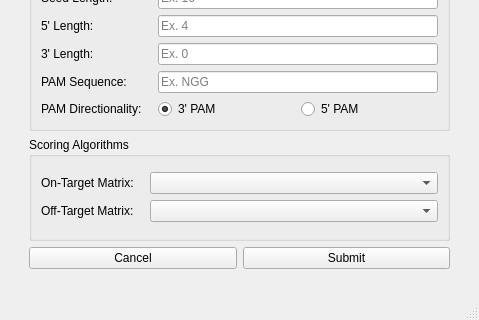
The window that newendonuclease.ui (TrinhLab/CASPERapp) describes before a commit, drawn with Qt 5; both pictures show x 0 to 479 and y 225 to 545 of the 479 by 545 pixel window.
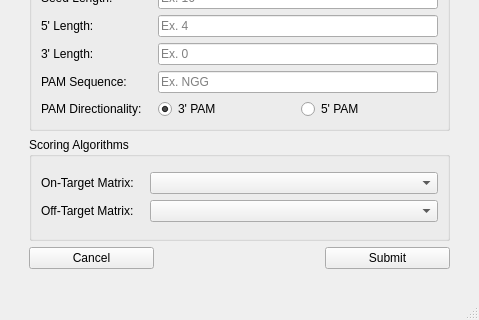
The same window after the commit.

What changed in the file:
```diff
--- a/newendonuclease.ui
+++ b/newendonuclease.ui
@@ -544,27 +544,39 @@
       <property name="sizeConstraint">
        <enum>QLayout::SetDefaultConstraint</enum>
       </property>
-      <item>
+      <item alignment="Qt::AlignLeft">
        <widget class="QPushButton" name="cancel_button">
         <property name="sizePolicy">
-         <sizepolicy hsizetype="Expanding" vsizetype="Fixed">
+         <sizepolicy hsizetype="Minimum" vsizetype="Fixed">
           <horstretch>0</horstretch>
           <verstretch>0</verstretch>
          </sizepolicy>
         </property>
+        <property name="minimumSize">
+         <size>
+          <width>125</width>
+          <height>0</height>
+         </size>
+        </property>
         <property name="text">
          <string>Cancel</string>
         </property>
        </widget>
       </item>
-      <item>
+      <item alignment="Qt::AlignRight">
        <widget class="QPushButton" name="submit_button">
         <property name="sizePolicy">
-         <sizepolicy hsizetype="Expanding" vsizetype="Fixed">
+         <sizepolicy hsizetype="Minimum" vsizetype="Fixed">
           <horstretch>0</horstretch>
           <verstretch>0</verstretch>
          </sizepolicy>
         </property>
+        <property name="minimumSize">
+         <size>
+          <width>125</width>
+          <height>0</height>
+         </size>
+        </property>
         <property name="text">
          <string>Submit</string>
         </property>
```
